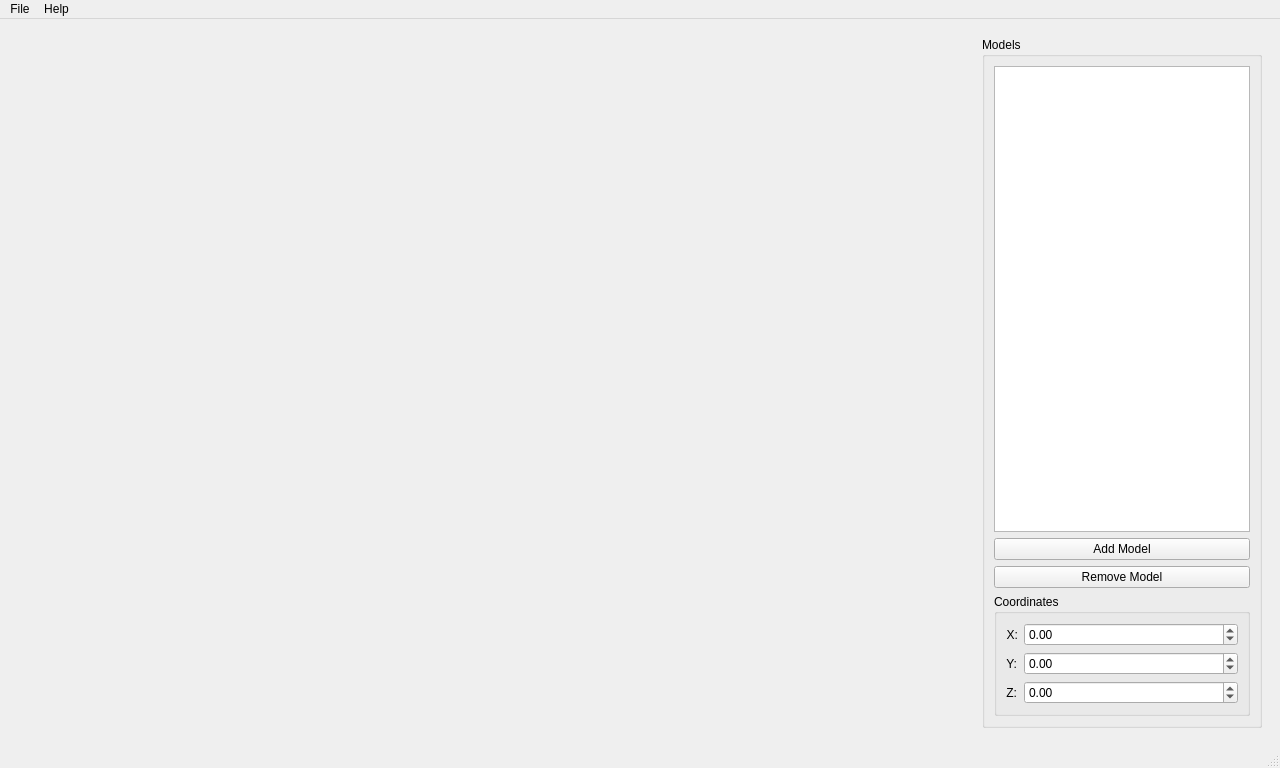
Old version of the form LabEngine/MainWindow.ui in the repository FrostByteGER/ComputerGraphics.
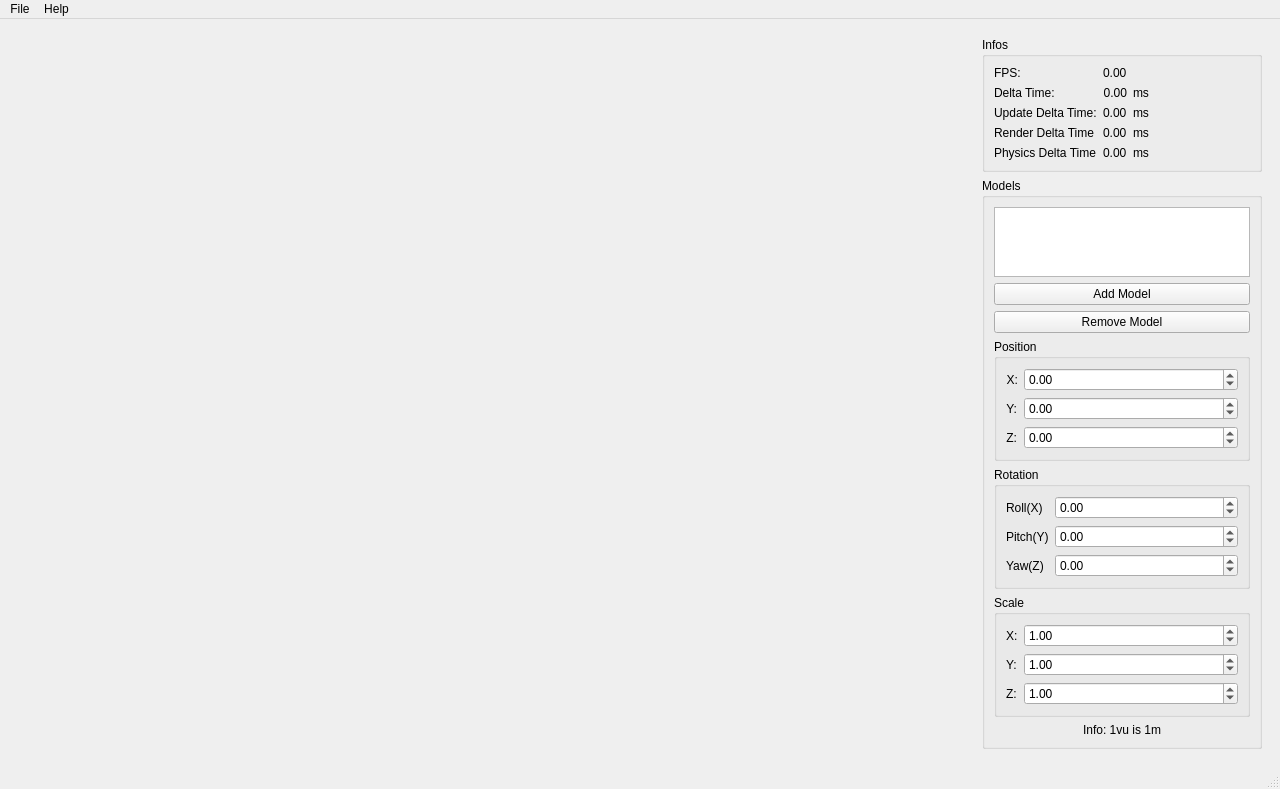
New version of the form. Custom widgets are drawn as their Qt base class.

What changed in the file:
```diff
--- a/LabEngine/MainWindow.ui
+++ b/LabEngine/MainWindow.ui
@@ -18,7 +18,7 @@
     <item row="0" column="1">
      <widget class="QWidget" name="mainWidget" native="true">
       <layout class="QFormLayout" name="formLayout_2">
-       <item row="0" column="1">
+       <item row="1" column="1">
         <widget class="QGroupBox" name="ModelBox">
          <property name="sizePolicy">
           <sizepolicy hsizetype="Preferred" vsizetype="Expanding">
@@ -50,7 +50,7 @@
           <item>
            <widget class="QGroupBox" name="CoordinateGrpBox">
             <property name="title">
-             <string>Coordinates</string>
+             <string>Position</string>
             </property>
             <property name="checkable">
              <bool>false</bool>
@@ -132,6 +132,276 @@
               </widget>
              </item>
             </layout>
+           </widget>
+          </item>
+          <item>
+           <widget class="QGroupBox" name="RotationBox">
+            <property name="title">
+             <string>Rotation</string>
+            </property>
+            <layout class="QFormLayout" name="formLayout_3">
+             <item row="0" column="0">
+              <widget class="QLabel" name="Rolllbl">
+               <property name="text">
+                <string>Roll(X)</string>
+               </property>
+              </widget>
+             </item>
+             <item row="0" column="1">
+              <widget class="QDoubleSpinBox" name="RollSpnBox">
+               <property name="minimum">
+                <double>-100000.000000000000000</double>
+               </property>
+               <property name="maximum">
+                <double>100000.000000000000000</double>
+               </property>
+              </widget>
+             </item>
+             <item row="1" column="0">
+              <widget class="QLabel" name="Pitchlbl">
+               <property name="text">
+                <string>Pitch(Y)</string>
+               </property>
+              </widget>
+             </item>
+             <item row="1" column="1">
+              <widget class="QDoubleSpinBox" name="PitchSpnBox">
+               <property name="minimum">
+                <double>-100000.000000000000000</double>
+               </property>
+               <property name="maximum">
+                <double>100000.000000000000000</double>
+               </property>
+              </widget>
+             </item>
+             <item row="2" column="0">
+              <widget class="QLabel" name="Yawlbl">
+               <property name="text">
+                <string>Yaw(Z)</string>
+               </property>
+              </widget>
+             </item>
+             <item row="2" column="1">
+              <widget class="QDoubleSpinBox" name="YawSpnBox">
+               <property name="suffix">
+                <string/>
+               </property>
+               <property name="minimum">
+                <double>-100000.000000000000000</double>
+               </property>
+               <property name="maximum">
+                <double>100000.000000000000000</double>
+               </property>
+              </widget>
+             </item>
+            </layout>
+           </widget>
+          </item>
+          <item>
+           <widget class="QGroupBox" name="ScaleBox">
+            <property name="title">
+             <string>Scale</string>
+            </property>
+            <layout class="QFormLayout" name="formLayout_4">
+             <item row="0" column="0">
+              <widget class="QLabel" name="ScaleXlbl">
+               <property name="text">
+                <string>X:</string>
+               </property>
+              </widget>
+             </item>
+             <item row="0" column="1">
+              <widget class="QDoubleSpinBox" name="ScaleXSpnBox">
+               <property name="minimum">
+                <double>-100000.000000000000000</double>
+               </property>
+               <property name="maximum">
+                <double>100000.000000000000000</double>
+               </property>
+               <property name="value">
+                <double>1.000000000000000</double>
+               </property>
+              </widget>
+             </item>
+             <item row="1" column="0">
+              <widget class="QLabel" name="ScaleYlbl">
+               <property name="text">
+                <string>Y:</string>
+               </property>
+              </widget>
+             </item>
+             <item row="1" column="1">
+              <widget class="QDoubleSpinBox" name="ScaleYSpnBox">
+               <property name="minimum">
+                <double>-100000.000000000000000</double>
+               </property>
+               <property name="maximum">
+                <double>100000.000000000000000</double>
+               </property>
+               <property name="value">
+                <double>1.000000000000000</double>
+               </property>
+              </widget>
+             </item>
+             <item row="2" column="0">
+              <widget class="QLabel" name="ScaleZlbl">
+               <property name="text">
+                <string>Z:</string>
+               </property>
+              </widget>
+             </item>
+             <item row="2" column="1">
+              <widget class="QDoubleSpinBox" name="ScaleZSpnBox">
+               <property name="minimum">
+                <double>-100000.000000000000000</double>
+               </property>
+               <property name="maximum">
+                <double>100000.000000000000000</double>
+               </property>
+               <property name="value">
+                <double>1.000000000000000</double>
+               </property>
+              </widget>
+             </item>
+            </layout>
+           </widget>
+          </item>
+          <item>
+           <widget class="QLabel" name="label">
+            <property name="text">
+             <string>Info: 1vu is 1m</string>
+            </property>
+            <property name="alignment">
+             <set>Qt::AlignCenter</set>
+            </property>
+           </widget>
+          </item>
+         </layout>
+        </widget>
+       </item>
+       <item row="0" column="1">
+        <widget class="QGroupBox" name="InfoBox">
+         <property name="sizePolicy">
+          <sizepolicy hsizetype="Preferred" vsizetype="Expanding">
+           <horstretch>0</horstretch>
+           <verstretch>0</verstretch>
+          </sizepolicy>
+         </property>
+         <property name="title">
+          <string>Infos</string>
+         </property>
+         <layout class="QGridLayout" name="gridLayout_2">
+          <item row="3" column="2">
+           <widget class="QLabel" name="RenderDeltaTimeMSlbl">
+            <property name="text">
+             <string>ms</string>
+            </property>
+           </widget>
+          </item>
+          <item row="3" column="0">
+           <widget class="QLabel" name="RenderDeltaTimelbl">
+            <property name="text">
+             <string>Render Delta Time</string>
+            </property>
+           </widget>
+          </item>
+          <item row="2" column="2">
+           <widget class="QLabel" name="UpdateDeltaTimeMSlbl">
+            <property name="text">
+             <string>ms</string>
+            </property>
+           </widget>
+          </item>
+          <item row="1" column="0">
+           <widget class="QLabel" name="DeltaTimelbl">
+            <property name="text">
+             <string>Delta Time:</string>
+            </property>
+           </widget>
+          </item>
+          <item row="1" column="1">
+           <widget class="QLabel" name="DeltaTimeValuelbl">
+            <property name="sizePolicy">
+             <sizepolicy hsizetype="Minimum" vsizetype="Preferred">
+              <horstretch>0</horstretch>
+              <verstretch>0</verstretch>
+             </sizepolicy>
+            </property>
+            <property name="text">
+             <string>0.00</string>
+            </property>
+            <property name="alignment">
+             <set>Qt::AlignRight|Qt::AlignTrailing|Qt::AlignVCenter</set>
+            </property>
+           </widget>
+          </item>
+          <item row="2" column="0">
+           <widget class="QLabel" name="UpdateDeltaTimelbl">
+            <property name="text">
+             <string>Update Delta Time:</string>
+            </property>
+           </widget>
+          </item>
+          <item row="1" column="2">
+           <widget class="QLabel" name="DeltaTimeMSlbl">
+            <property name="sizePolicy">
+             <sizepolicy hsizetype="Expanding" vsizetype="Minimum">
+              <horstretch>0</horstretch>
+              <verstretch>0</verstretch>
+             </sizepolicy>
+            </property>
+            <property name="text">
+             <string>ms</string>
+            </property>
+           </widget>
+          </item>
+          <item row="3" column="1">
+           <widget class="QLabel" name="RenderDeltaTimeValuelbl">
+            <property name="text">
+             <string>0.00</string>
+            </property>
+           </widget>
+          </item>
+          <item row="4" column="1">
+           <widget class="QLabel" name="PhysicsDeltaTimeValuelbl">
+            <property name="text">
+             <string>0.00</string>
+            </property>
+           </widget>
+          </item>
+          <item row="4" column="0">
+           <widget class="QLabel" name="PhysicsDeltaTimelbl">
+            <property name="text">
+             <string>Physics Delta Time</string>
+            </property>
+           </widget>
+          </item>
+          <item row="4" column="2">
+           <widget class="QLabel" name="PhysicsDeltaTimeMSlbl">
+            <property name="text">
+             <string>ms</string>
+            </property>
+           </widget>
+          </item>
+          <item row="2" column="1">
+           <widget class="QLabel" name="UpdateDeltaTimeValuelbl">
+            <property name="text">
+             <string>0.00</string>
+            </property>
+           </widget>
+          </item>
+          <item row="0" column="0">
+           <widget class="QLabel" name="FPSlbl">
+            <property name="text">
+             <string>FPS:</string>
+            </property>
+           </widget>
+          </item>
+          <item row="0" column="1">
+           <widget class="QLabel" name="FPSValuelbl">
+            <property name="text">
+             <string>0.00</string>
+            </property>
            </widget>
           </item>
          </layout>
```
